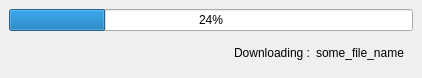
rouming/FermaNext, file FermaNext/src/LiveUpdate/LiveUpdateDialog.ui: the form before one commit.
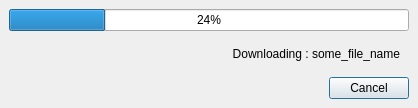
The form after the commit.

Commit message: Continue implementing LiveUpdate feature

```diff
--- a/FermaNext/src/LiveUpdate/LiveUpdateDialog.ui
+++ b/FermaNext/src/LiveUpdate/LiveUpdateDialog.ui
@@ -5,8 +5,8 @@
    <rect>
     <x>0</x>
     <y>0</y>
-    <width>422</width>
-    <height>74</height>
+    <width>418</width>
+    <height>108</height>
    </rect>
   </property>
   <property name="windowTitle" >
@@ -49,31 +49,46 @@
          </sizepolicy>
         </property>
         <property name="text" >
-         <string>Downloading :</string>
+         <string>Downloading : some_file_name</string>
         </property>
         <property name="alignment" >
          <set>Qt::AlignRight|Qt::AlignTrailing|Qt::AlignVCenter</set>
         </property>
        </widget>
       </item>
-      <item>
-       <widget class="QLabel" name="fileNameLabel" >
-        <property name="sizePolicy" >
-         <sizepolicy>
-          <hsizetype>4</hsizetype>
-          <vsizetype>4</vsizetype>
-          <horstretch>0</horstretch>
-          <verstretch>0</verstretch>
-         </sizepolicy>
-        </property>
-        <property name="text" >
-         <string>some_file_name</string>
-        </property>
-       </widget>
-      </item>
      </layout>
     </widget>
    </item>
+   <item>
+    <layout class="QHBoxLayout" >
+     <property name="margin" >
+      <number>0</number>
+     </property>
+     <property name="spacing" >
+      <number>6</number>
+     </property>
+     <item>
+      <spacer>
+       <property name="orientation" >
+        <enum>Qt::Horizontal</enum>
+       </property>
+       <property name="sizeHint" >
+        <size>
+         <width>40</width>
+         <height>20</height>
+        </size>
+       </property>
+      </spacer>
+     </item>
+     <item>
+      <widget class="QPushButton" name="cancelButton" >
+       <property name="text" >
+        <string>Cancel</string>
+       </property>
+      </widget>
+     </item>
+    </layout>
+   </item>
   </layout>
  </widget>
  <resources/>
```
Left out of the diff: 9 changed lines with no effect on the pictures. The commit also changes 7 other files.
